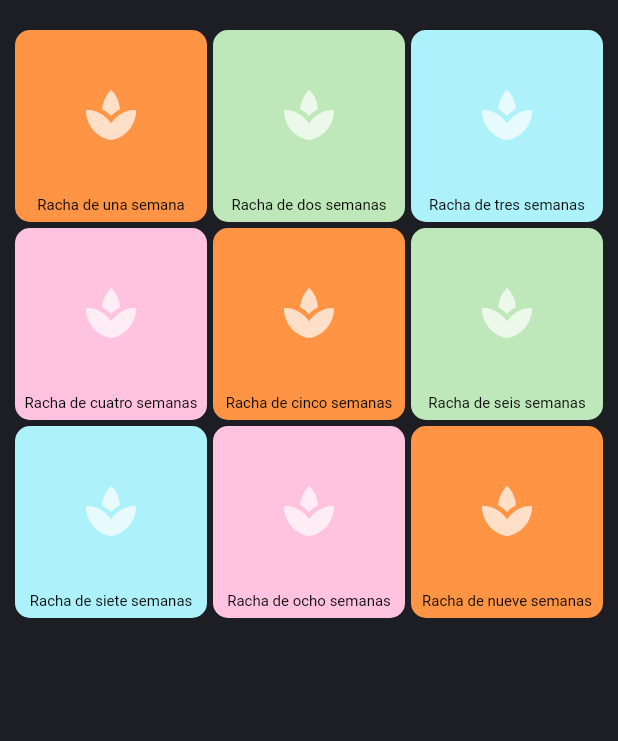
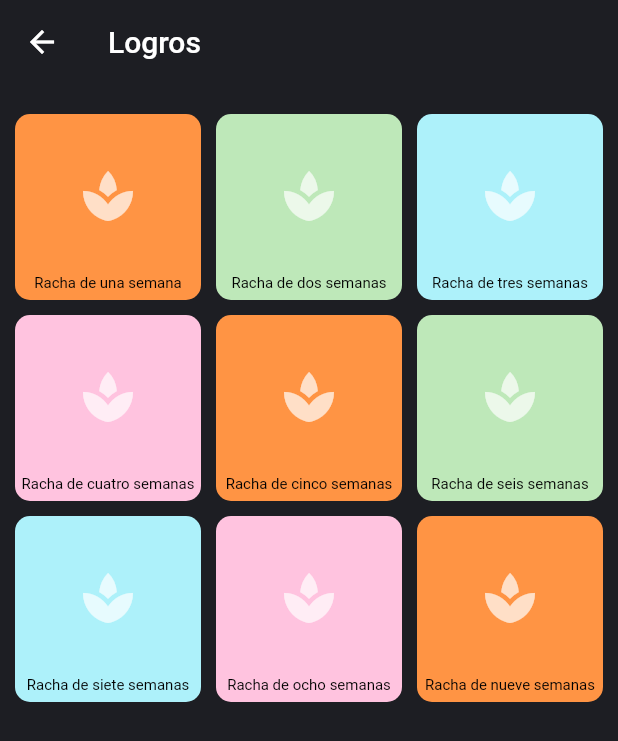
Before and after one commit to ianespana/Proyecto-Final-Flutter, a Flutter app: the Achievements screen opened directly, on a phone screen of 412 x 824 dp. Shown: the top 741 px of the screen. Run offline on Flutter 3.47's test engine with Material 2 defaults, Android fonts, the phone set to English and light mode, and no system bars; missing offline and left inert: dart:ffi; network calls fail.

Commit message:
Usar GridView.count

```diff
--- a/lib/achievements.dart
+++ b/lib/achievements.dart
@@ -7,12 +7,19 @@ class Achievements extends StatelessWidget {
   @override
   Widget build(BuildContext context) {
     return Scaffold(
+      appBar: AppBar(
+        title: Text("Logros"),
+        backgroundColor: Colors.transparent,
+        bottomOpacity: 0.0,
+        elevation: 0.0,
+      ),
       backgroundColor: Theme.of(context).colorScheme.background,
-      body: GridView.extent(
-          maxCrossAxisExtent: 150,
+      body: GridView.count(
           padding: const EdgeInsets.symmetric(horizontal: 10.0, vertical: 20.0),
-          mainAxisSpacing: 4,
-          crossAxisSpacing: 4,
+          childAspectRatio: 1,
+          crossAxisCount: 3,
+          mainAxisSpacing: 10,
+          crossAxisSpacing: 10,
           children: const [
             Achievement(
                 name: 'Racha de una semana',
```
